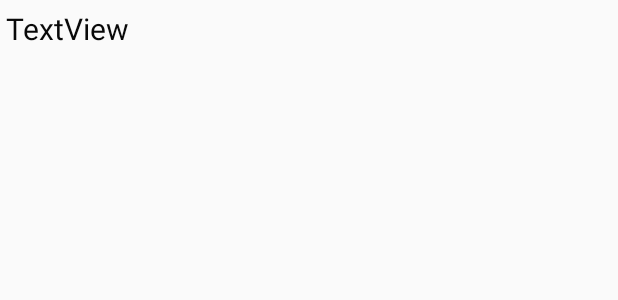
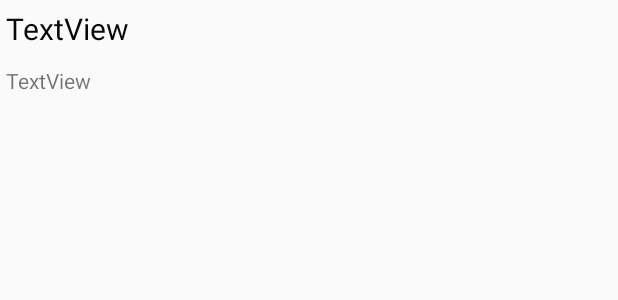
Before and after one commit to guillermo31/MeaningfulDay, an Android app: the layout task_item.xml on its own in the app's theme, with its tools: preview values and no code run, on a phone screen of 412 x 824 dp. Shown: the top 300 px of the screen. Run offline under Robolectric (Android 15) with nearby library versions, the phone set to English and light mode, and no system bars.

Commit message:
Show category on item view

```diff
--- a/app/src/main/java/com/guillermoramos/meaningfulday/controller/ViewAdapter.java
+++ b/app/src/main/java/com/guillermoramos/meaningfulday/controller/ViewAdapter.java
@@ -9,6 +9,8 @@ import android.widget.TextView;
 
 import com.guillermoramos.meaningfulday.R;
 import com.guillermoramos.meaningfulday.model.MeaningfulTask;
+
+import org.w3c.dom.Text;
 
 import java.util.ArrayList;
 
@@ -36,6 +38,7 @@ public class ViewAdapter
     class ItemView extends RecyclerView.ViewHolder
     {
         private TextView text;
+        private TextView category;
 
         private String key;
 
@@ -44,11 +47,13 @@ public class ViewAdapter
             super(LayoutInflater.from(mContext).inflate(R.layout.task_item, parent, false));
 
             text = (TextView) itemView.findViewById(R.id.text);
+            category = (TextView) itemView.findViewById(R.id.category);
         }
 
         public void bind(MeaningfulTask task)
         {
             text.setText(task.getTask());
+            category.setText(task.getCategory());
         }
 
     }
--- a/app/src/main/java/com/guillermoramos/meaningfulday/model/MeaningfulTask.java
+++ b/app/src/main/java/com/guillermoramos/meaningfulday/model/MeaningfulTask.java
@@ -29,4 +29,8 @@ public class MeaningfulTask
     {
         return task;
     }
+
+    public String getCategory() {
+        return category;
+    }
 }
--- a/app/src/main/res/layout/task_item.xml
+++ b/app/src/main/res/layout/task_item.xml
@@ -8,7 +8,7 @@
     <TextView
         android:id="@+id/text"
         android:layout_width="389dp"
-        android:layout_height="74dp"
+        android:layout_height="33dp"
         android:layout_marginStart="4dp"
         android:layout_marginLeft="4dp"
         android:layout_marginTop="5dp"
@@ -20,5 +20,18 @@
         app:layout_constraintStart_toStartOf="parent"
         app:layout_constraintTop_toTopOf="parent" />
 
+    <TextView
+        android:id="@+id/category"
+        android:layout_width="wrap_content"
+        android:layout_height="wrap_content"
+        android:layout_marginStart="4dp"
+        android:layout_marginLeft="4dp"
+        android:layout_marginTop="5dp"
+        android:layout_marginBottom="8dp"
+        android:text="TextView"
+        app:layout_constraintBottom_toBottomOf="parent"
+        app:layout_constraintStart_toStartOf="parent"
+        app:layout_constraintTop_toBottomOf="@+id/text" />
+
 
 </android.support.constraint.ConstraintLayout>
```
